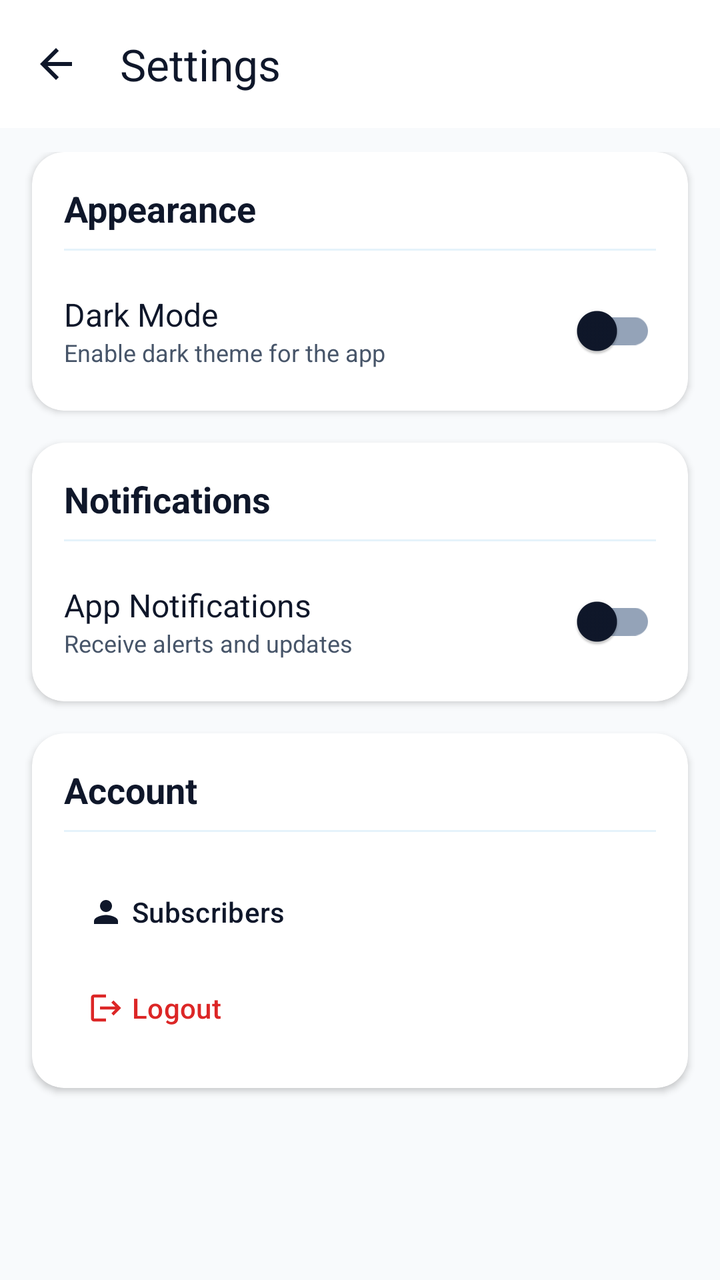
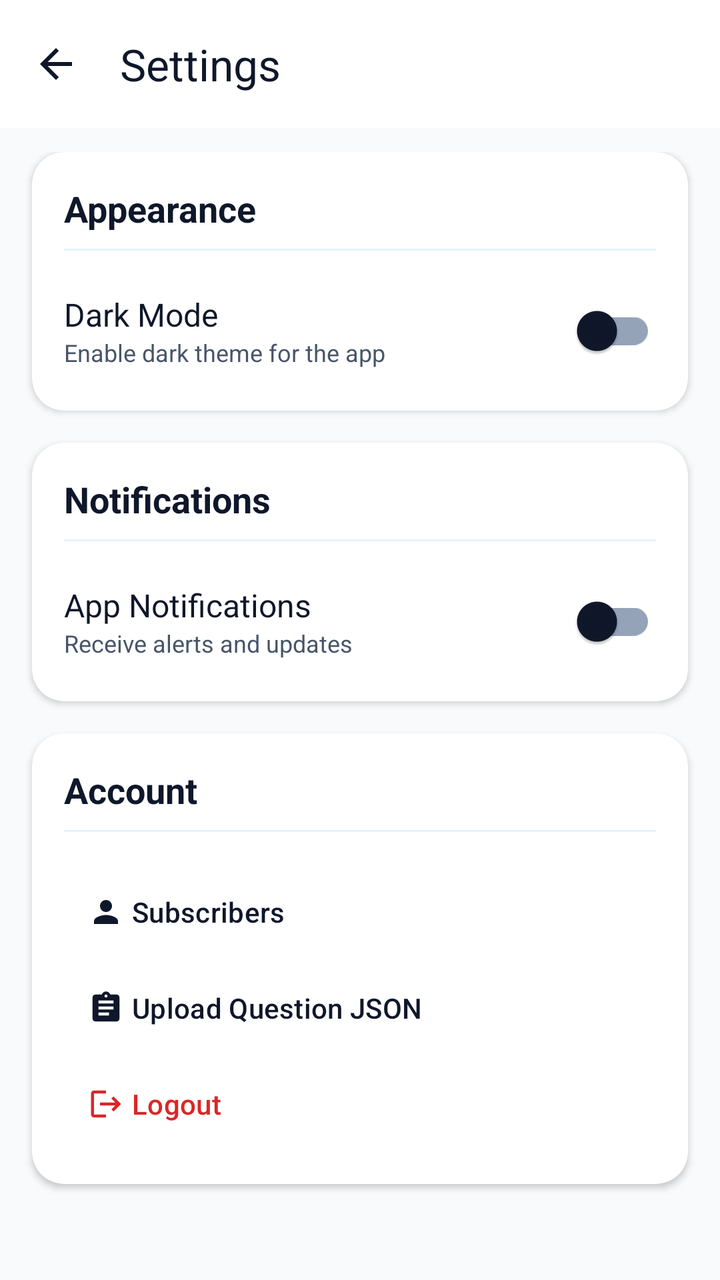

Compare the two renders of this Android layout. The source of the first and the diff that turns it into the second are given below.
<!-- AndroidManifest.xml: application theme Theme.TestMaster -->
<!-- res/layout/activity_settings.xml -->
<?xml version="1.0" encoding="utf-8"?>
<androidx.constraintlayout.widget.ConstraintLayout xmlns:android="http://schemas.android.com/apk/res/android"
    xmlns:app="http://schemas.android.com/apk/res-auto"
    xmlns:tools="http://schemas.android.com/tools"
    android:layout_width="match_parent"
    android:layout_height="match_parent"
    android:background="@color/background"
    android:fitsSystemWindows="true"
    tools:context=".activities.SettingsActivity">

    <com.google.android.material.appbar.MaterialToolbar
        android:id="@+id/settings_toolbar"
        android:layout_width="match_parent"
        android:layout_height="?attr/actionBarSize"
        android:background="@color/surface"
        app:layout_constraintTop_toTopOf="parent"
        app:navigationIcon="@drawable/baseline_arrow_back_24"
        app:navigationIconTint="@color/onPrimary"
        app:title="Settings"
        app:titleTextColor="@color/text_primary" />

    <ScrollView
        android:layout_width="match_parent"
        android:layout_height="0dp"
        app:layout_constraintBottom_toBottomOf="parent"
        app:layout_constraintTop_toBottomOf="@id/settings_toolbar">

        <LinearLayout
            android:layout_width="match_parent"
            android:layout_height="wrap_content"
            android:orientation="vertical"
            android:padding="12dp">

            
            <com.google.android.material.card.MaterialCardView
                android:layout_width="match_parent"
                android:layout_height="wrap_content"
                android:layout_marginBottom="16dp"
                android:layout_marginHorizontal="4dp"
                app:cardCornerRadius="16dp"
                app:cardElevation="2dp"
                app:strokeWidth="0dp">

                <LinearLayout
                    android:layout_width="match_parent"
                    android:layout_height="wrap_content"
                    android:orientation="vertical"
                    android:padding="16dp">

                    <TextView
                        android:layout_width="wrap_content"
                        android:layout_height="wrap_content"
                        android:text="Appearance"
                        android:textColor="@color/text_primary"
                        android:textSize="18sp"
                        android:textStyle="bold" />

                    <View
                        android:layout_width="match_parent"
                        android:layout_height="1dp"
                        android:layout_marginTop="8dp"
                        android:layout_marginBottom="16dp"
                        android:background="@color/blue_bg" />

                    <RelativeLayout
                        android:layout_width="match_parent"
                        android:layout_height="wrap_content">

                        <LinearLayout
                            android:layout_width="wrap_content"
                            android:layout_height="wrap_content"
                            android:layout_alignParentStart="true"
                            android:layout_centerVertical="true"
                            android:layout_toStartOf="@id/theme_switch"
                            android:orientation="vertical">

                            <TextView
                                android:layout_width="wrap_content"
                                android:layout_height="wrap_content"
                                android:text="Dark Mode"
                                android:textColor="@color/text_primary"
                                android:textSize="16sp" />

                            <TextView
                                android:layout_width="wrap_content"
                                android:layout_height="wrap_content"
                                android:text="Enable dark theme for the app"
                                android:textColor="@color/text_secondary"
                                android:textSize="12sp" />
                        </LinearLayout>

                        <com.google.android.material.switchmaterial.SwitchMaterial
                            android:id="@+id/theme_switch"
                            android:layout_width="wrap_content"
                            android:layout_height="wrap_content"
                            android:layout_alignParentEnd="true"
                            android:layout_centerVertical="true" />
                    </RelativeLayout>
                </LinearLayout>
            </com.google.android.material.card.MaterialCardView>

            
            <com.google.android.material.card.MaterialCardView
                android:layout_width="match_parent"
                android:layout_height="wrap_content"
                android:layout_marginBottom="16dp"
                android:layout_marginHorizontal="4dp"
                app:cardCornerRadius="16dp"
                app:cardElevation="2dp"
                app:strokeWidth="0dp">

                <LinearLayout
                    android:layout_width="match_parent"
                    android:layout_height="wrap_content"
                    android:orientation="vertical"
                    android:padding="16dp">

                    <TextView
                        android:layout_width="wrap_content"
                        android:layout_height="wrap_content"
                        android:text="Notifications"
                        android:textColor="@color/text_primary"
                        android:textSize="18sp"
                        android:textStyle="bold" />

                    <View
                        android:layout_width="match_parent"
                        android:layout_height="1dp"
                        android:layout_marginTop="8dp"
                        android:layout_marginBottom="16dp"
                        android:background="@color/blue_bg" />

                    <RelativeLayout
                        android:layout_width="match_parent"
                        android:layout_height="wrap_content">

                        <LinearLayout
                            android:layout_width="wrap_content"
                            android:layout_height="wrap_content"
                            android:layout_alignParentStart="true"
                            android:layout_centerVertical="true"
                            android:layout_toStartOf="@id/notification_switch"
                            android:orientation="vertical">

                            <TextView
                                android:layout_width="wrap_content"
                                android:layout_height="wrap_content"
                                android:text="App Notifications"
                                android:textColor="@color/text_primary"
                                android:textSize="16sp" />

                            <TextView
                                android:layout_width="wrap_content"
                                android:layout_height="wrap_content"
                                android:text="Receive alerts and updates"
                                android:textColor="@color/text_secondary"
                                android:textSize="12sp" />
                        </LinearLayout>

                        <com.google.android.material.switchmaterial.SwitchMaterial
                            android:id="@+id/notification_switch"
                            android:layout_width="wrap_content"
                            android:layout_height="wrap_content"
                            android:layout_alignParentEnd="true"
                            android:layout_centerVertical="true" />
                    </RelativeLayout>
                </LinearLayout>
            </com.google.android.material.card.MaterialCardView>

            
            <com.google.android.material.card.MaterialCardView
                android:layout_width="match_parent"
                android:layout_height="wrap_content"
                android:layout_marginBottom="24dp"
                android:layout_marginHorizontal="4dp"
                app:cardCornerRadius="16dp"
                app:cardElevation="2dp"
                app:strokeWidth="0dp">

                <LinearLayout
                    android:layout_width="match_parent"
                    android:layout_height="wrap_content"
                    android:orientation="vertical"
                    android:padding="16dp">

                    <TextView
                        android:layout_width="wrap_content"
                        android:layout_height="wrap_content"
                        android:text="Account"
                        android:textColor="@color/text_primary"
                        android:textSize="18sp"
                        android:textStyle="bold" />

                    <View
                        android:layout_width="match_parent"
                        android:layout_height="1dp"
                        android:layout_marginTop="8dp"
                        android:layout_marginBottom="16dp"
                        android:background="@color/blue_bg" />

                    <com.google.android.material.button.MaterialButton
                        android:id="@+id/btn_subscribers"
                        style="@style/Widget.Material3.Button.TextButton"
                        android:layout_width="match_parent"
                        android:layout_height="wrap_content"
                        android:gravity="start|center_vertical"
                        android:text="Subscribers"
                        android:textColor="@color/text_primary"
                        app:icon="@drawable/baseline_person_24"
                        app:iconTint="@color/text_primary" />

                    <com.google.android.material.button.MaterialButton
                        android:id="@+id/btn_logout_settings"
                        style="@style/Widget.Material3.Button.TextButton"
                        android:layout_width="match_parent"
                        android:layout_height="wrap_content"
                        android:gravity="start|center_vertical"
                        android:text="Logout"
                        android:textColor="@color/error"
                        app:icon="@drawable/baseline_logout_24"
                        app:iconTint="@color/error" />
                </LinearLayout>
            </com.google.android.material.card.MaterialCardView>

        </LinearLayout>
    </ScrollView>

</androidx.constraintlayout.widget.ConstraintLayout>
<!-- resources referenced by this layout -->
<resources>
  <color name="background">#F8FAFC</color>
  <color name="blue_bg">#1A0288D1</color>
  <color name="error">#DC2626</color>
  <color name="onPrimary">#0F172A</color>
  <color name="surface">#FFFFFF</color>
  <color name="text_primary">#0F172A</color>
  <color name="text_secondary">#475569</color>
  <!-- drawable baseline_arrow_back_24 (drawable) -->
  <vector android:autoMirrored="true" android:height="24dp"
      android:tint="#000000" android:viewportHeight="24"
      android:viewportWidth="24" android:width="24dp" xmlns:android="http://schemas.android.com/apk/res/android">
      <path android:fillColor="@android:color/white" android:pathData="M20,11H7.83l5.59,-5.59L12,4l-8,8 8,8 1.41,-1.41L7.83,13H20v-2z"/>
  </vector>
  <!-- drawable baseline_logout_24 (drawable) -->
  <vector android:autoMirrored="true" android:height="24dp"
      android:tint="#000000" android:viewportHeight="24"
      android:viewportWidth="24" android:width="24dp" xmlns:android="http://schemas.android.com/apk/res/android">
      <path android:fillColor="@android:color/white" android:pathData="M17,7l-1.41,1.41L18.17,11H8v2h10.17l-2.58,2.58L17,17l5,-5zM4,5h8V3H4c-1.1,0 -2,0.9 -2,2v14c0,1.1 0.9,2 2,2h8v-2H4V5z"/>
  </vector>
  <!-- drawable baseline_person_24 (drawable) -->
  <vector android:height="24dp" android:tint="#000000"
      android:viewportHeight="24" android:viewportWidth="24"
      android:width="24dp" xmlns:android="http://schemas.android.com/apk/res/android">
      <path android:fillColor="@android:color/white" android:pathData="M12,12c2.21,0 4,-1.79 4,-4s-1.79,-4 -4,-4 -4,1.79 -4,4 1.79,4 4,4zM12,14c-2.67,0 -8,1.34 -8,4v2h16v-2c0,-2.66 -5.33,-4 -8,-4z"/>
  </vector>
  <style name="Theme.TestMaster" parent="Base.Theme.TestMaster" />
  <color name="primary">#FFFFFF</color>
  <color name="primaryContainer">#F1F5F9</color>
  <color name="onPrimaryContainer">#0F172A</color>
  <color name="secondary">#64748B</color>
  <color name="onSecondary">#FFFFFF</color>
  <color name="secondaryContainer">#E2E8F0</color>
  <color name="onSecondaryContainer">#0F172A</color>
  <color name="onSurface">#0F172A</color>
  <color name="surfaceVariant">#E2E8F0</color>
  <color name="onSurfaceVariant">#475569</color>
  <color name="outline">#94A3B8</color>
  <color name="onError">#FFFFFF</color>
  <color name="errorContainer">#FEE2E2</color>
  <color name="onErrorContainer">#7F1D1D</color>
  <color name="accent">#334155</color>
  <!-- unchanged entries left out for length: 1 -->
</resources>

<!-- the commit's change to res/layout/activity_settings.xml (unified diff, before → after) -->
@@ -210,6 +210,17 @@
                         app:iconTint="@color/text_primary" />
 
                     <com.google.android.material.button.MaterialButton
+                        android:id="@+id/btn_upload_json"
+                        style="@style/Widget.Material3.Button.TextButton"
+                        android:layout_width="match_parent"
+                        android:layout_height="wrap_content"
+                        android:gravity="start|center_vertical"
+                        android:text="Upload Question JSON"
+                        android:textColor="@color/text_primary"
+                        app:icon="@drawable/baseline_assignment_24"
+                        app:iconTint="@color/text_primary" />
+
+                    <com.google.android.material.button.MaterialButton
                         android:id="@+id/btn_logout_settings"
                         style="@style/Widget.Material3.Button.TextButton"
                         android:layout_width="match_parent"
<!-- resource entries referenced after the edit -->
@@ -12,6 +12,12 @@
       android:tint="#000000" android:viewportHeight="24"
       android:viewportWidth="24" android:width="24dp" xmlns:android="http://schemas.android.com/apk/res/android">
       <path android:fillColor="@android:color/white" android:pathData="M20,11H7.83l5.59,-5.59L12,4l-8,8 8,8 1.41,-1.41L7.83,13H20v-2z"/>
+  </vector>
+  <!-- drawable baseline_assignment_24 (drawable) -->
+  <vector android:autoMirrored="true" android:height="24dp"
+      android:tint="#000000" android:viewportHeight="24"
+      android:viewportWidth="24" android:width="24dp" xmlns:android="http://schemas.android.com/apk/res/android">
+      <path android:fillColor="@android:color/white" android:pathData="M19,3h-4.18C14.4,1.84 13.3,1 12,1c-1.3,0 -2.4,0.84 -2.82,2L5,3c-1.1,0 -2,0.9 -2,2v14c0,1.1 0.9,2 2,2h14c1.1,0 2,-0.9 2,-2L21,5c0,-1.1 -0.9,-2 -2,-2zM12,3c0.55,0 1,0.45 1,1s-0.45,1 -1,1 -1,-0.45 -1,-1 0.45,-1 1,-1zM14,17L7,17v-2h7v2zM17,13L7,13v-2h10v2zM17,9L7,9L7,7h10v2z"/>
   </vector>
   <!-- drawable baseline_logout_24 (drawable) -->
   <vector android:autoMirrored="true" android:height="24dp"
